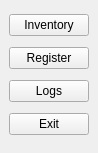
The window that mainwindow.ui (Mr-Se7en/QT_Local_shop) describes before a commit, drawn with Qt 5.
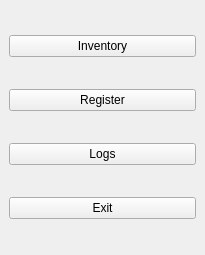
The same window after the commit. Icons and pictures are not drawn.

What changed in the file:
```diff
--- a/mainwindow.ui
+++ b/mainwindow.ui
@@ -6,8 +6,8 @@
    <rect>
     <x>0</x>
     <y>0</y>
-    <width>98</width>
-    <height>153</height>
+    <width>205</width>
+    <height>255</height>
    </rect>
   </property>
   <property name="windowTitle">
```
Left out of the diff: 12 changed lines with no effect on the pictures.
